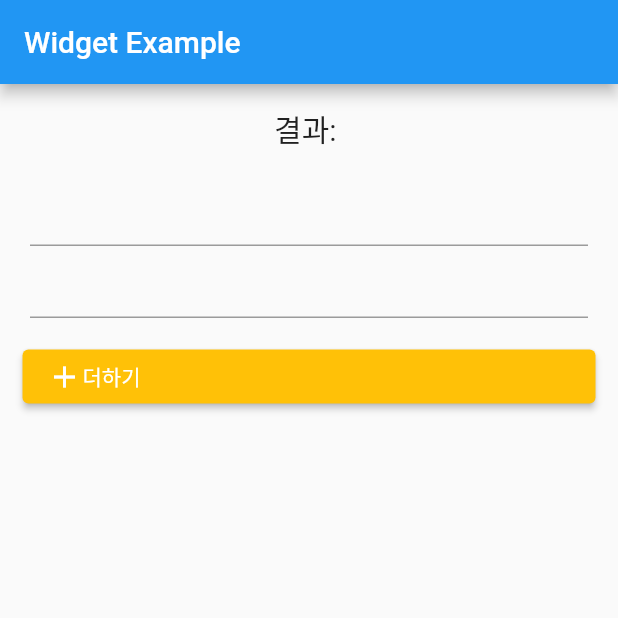
After one commit to Ghayoung/Flutter_study, a Flutter app: the WidgetApp screen opened directly, after a tap on "더하기", on a phone screen of 412 x 824 dp, the top half of it. The commit adds this screen. Run offline on Flutter 3.47's test engine with Material 2 defaults, Android fonts, the phone set to English and light mode, and no system bars.

Commit message:
20230105 study

```diff
--- a/lib/imageWidget.dart
+++ b/lib/imageWidget.dart
@@ -17,7 +17,11 @@ class _ImageWidgetApp extends State<ImageWidgetApp> {
           child: Column(
             mainAxisAlignment: MainAxisAlignment.center,
             children: <Widget>[
-              Image.asset('image/flutter.png', width: 200, height: 100)
+              Image.asset('image/flutter.png', width: 200, height: 100),
+              Text('Hello Flutter',
+              style: TextStyle(fontFamily: 'Pacifico',
+              fontSize: 30, color: Colors.blue),
+              )
             ]
           )
         )
--- /dev/null
+++ b/lib/main_calculator.dart
@@ -0,0 +1,76 @@
+import 'package:flutter/material.dart';
+
+void main() => runApp(MyApp());
+
+class MyApp extends StatelessWidget {
+  static const String _title = 'Widget Example';
+
+  @override
+  Widget build(BuildContext context) {
+    return MaterialApp(
+      title: _title,
+      home: WidgetApp(),
+    );
+  }
+}
+
+class WidgetApp extends StatefulWidget {
+  @override
+  _WidgetExampleState createState() => _WidgetExampleState();
+}
+
+class _WidgetExampleState extends State<WidgetApp> {
+  String sum = '';
+  TextEditingController value1 = TextEditingController();
+  TextEditingController value2 = TextEditingController();
+
+  @override
+  Widget build(BuildContext context) {
+    return Scaffold(
+      appBar: AppBar(
+        title: Text('Widget Example'),
+      ),
+      body: Container(
+        child: Center(
+          child: Column(
+            children: <Widget>[
+              Padding(
+                padding: EdgeInsets.all(15),
+                child: Text(
+                  '결과: $sum',
+                  style: TextStyle(fontSize: 20),
+                ),
+              ),
+              Padding(
+                padding: EdgeInsets.only(left: 20, right: 20),
+                child: TextField(keyboardType: TextInputType.number, controller: value1,),
+              ),
+              Padding(
+                padding: EdgeInsets.only(left: 20, right: 20),
+                child: TextField(keyboardType: TextInputType.number, controller: value2,),
+              ),
+              Padding(
+                padding: EdgeInsets.all(15),
+                child: ElevatedButton(
+                  style: ButtonStyle(backgroundColor: MaterialStateProperty.all(Colors.amber)),
+                  onPressed: () {
+                    setState(() {
+                      int result = int.parse(value1.value.text) + int.parse(value2.value.text);
+                      sum = '$result';
+                    });
+                  },
+                  child: Row(
+                    children: <Widget>[
+                      Icon(Icons.add),
+                      Text('더하기')
+                    ],
+                  )
+                ),
+              )
+            ],
+          ),
+        )
+      )
+    );
+  }
+}
--- a/pubspec.yaml
+++ b/pubspec.yaml
@@ -91,3 +91,8 @@ flutter:
   #
   # For details regarding fonts from package dependencies,
   # see https://flutter.dev/custom-fonts/#from-packages
+  fonts:
+    - family: Pacifico
+      fonts:
+        - asset: font/Pacifico-Regular.ttf
+          weight: 400
```
Also changed, not shown: font/Pacifico-Regular.ttf (added).
